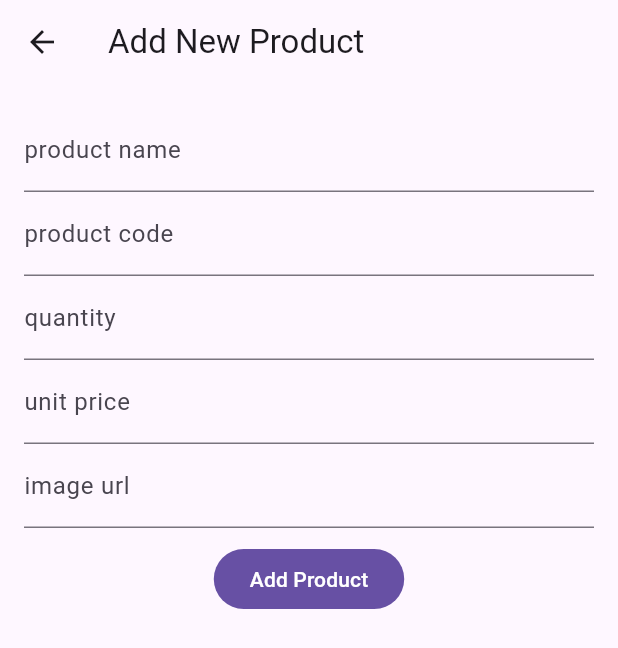
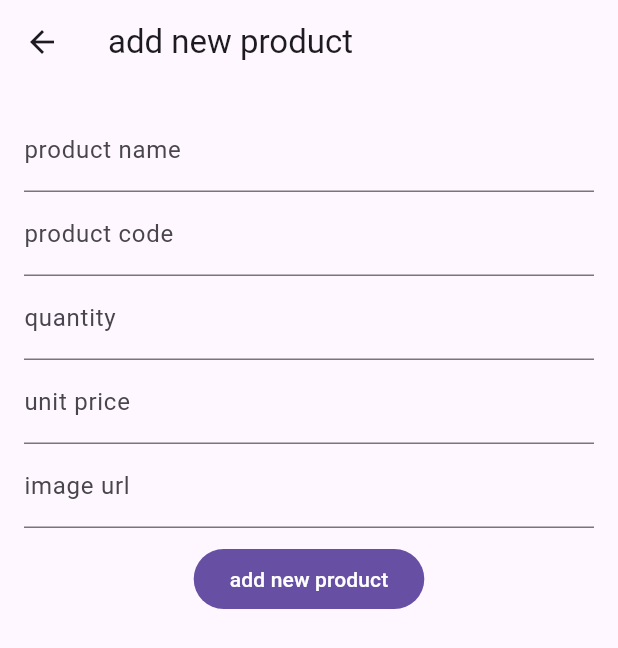
Before and after one commit to MIR-RIAZUL/crud_api_project, a Flutter app: the screen it shows after launch, after a tap on the "add" icon, on a phone screen of 412 x 824 dp. Shown: the top 648 px of the screen. Run offline on Flutter 3.47's test engine with Material 3 defaults, Android fonts, the phone set to English and light mode, and no system bars.

Commit message:
customize menu

```diff
--- a/lib/main.dart
+++ b/lib/main.dart
@@ -1,4 +1,4 @@
-import 'package:crud_api_project/home_scren.dart';
+import 'package:crud_api_project/screen/home_scren.dart';
 import 'package:flutter/material.dart';
 
 void main() {
@@ -10,6 +10,10 @@ class CrudApp extends StatelessWidget {
 
   @override
   Widget build(BuildContext context) {
-    return MaterialApp(title: "crud_app", home: homeScreen());
+    return MaterialApp(
+      debugShowCheckedModeBanner: false,
+      title: "crud_app",
+      home: homeScreen(),
+    );
   }
 }
--- /dev/null
+++ b/lib/screen/add_new_product.dart
@@ -0,0 +1,92 @@
+import 'package:flutter/material.dart';
+
+class addNewProduct extends StatefulWidget {
+  const addNewProduct({super.key});
+
+  @override
+  State<addNewProduct> createState() => _addNewProductState();
+}
+
+class _addNewProductState extends State<addNewProduct> {
+  final GlobalKey<FormState> _formKey = GlobalKey<FormState>();
+  final TextEditingController _nameController = TextEditingController();
+  final TextEditingController _codeController = TextEditingController();
+  final TextEditingController _quantityController = TextEditingController();
+  final TextEditingController _priceController = TextEditingController();
+  final TextEditingController _imageUrlController = TextEditingController();
+
+  @override
+  Widget build(BuildContext context) {
+    return Scaffold(
+      appBar: AppBar(title: Text("add new product")),
+      body: SingleChildScrollView(
+        child: Form(
+          key: _formKey,
+          child: Padding(
+            padding: const EdgeInsets.all(16.0),
+            child: Column(
+              children: [
+                TextFormField(
+                  controller: _nameController,
+                  textInputAction: TextInputAction.next,
+                  decoration: InputDecoration(
+                    hintText: "product name",
+                    labelText: "product name",
+                  ),
+                ),
+
+                TextFormField(
+                  controller: _codeController,
+                  textInputAction: TextInputAction.next,
+                  decoration: InputDecoration(
+                    hintText: "product code",
+                    labelText: "product code",
+                  ),
+                ),
+
+                TextFormField(
+                  controller: _quantityController,
+                  keyboardType: TextInputType.number,
+                  textInputAction: TextInputAction.next,
+                  decoration: InputDecoration(
+                    hintText: "quantity",
+                    labelText: "quantity",
+                  ),
+                ),
+
+                TextFormField(
+                  controller: _priceController,
+                  keyboardType: TextInputType.number,
+                  textInputAction: TextInputAction.next,
+                  decoration: InputDecoration(
+                    hintText: "unit price",
+                    labelText: "unit price",
+                  ),
+                ),
+
+                TextFormField(
+                  controller: _imageUrlController,
+                  decoration: InputDecoration(
+                    hintText: "image url",
+                    labelText: "image url",
+                  ),
+                ),
+                SizedBox(height: 10),
+                FilledButton(onPressed: () {}, child: Text("add new product")),
+              ],
+            ),
+          ),
+        ),
+      ),
+    );
+  }
+
+  dispose() {
+    _nameController.dispose();
+    _codeController.dispose();
+    _quantityController.dispose();
+    _priceController.dispose();
+    _imageUrlController.dispose();
+    super.dispose();
+  }
+}
--- a/lib/home_scren.dart
+++ b/lib/screen/home_scren.dart
@@ -1,5 +1,8 @@
+import 'package:crud_api_project/screen/update_product.dart';
+import 'package:crud_api_project/widgets/product_Item.dart';
 import 'package:flutter/material.dart';
 
+import '../widgets/product_Item.dart';
 import 'add_new_product.dart';
 
 class homeScreen extends StatefulWidget {
@@ -12,26 +15,15 @@ class homeScreen extends StatefulWidget {
 class _homeScreenState extends State<homeScreen> {
   @override
   Widget build(BuildContext context) {
+    ProductMenu option = ProductMenu.update;
+    ProductMenu option2 = ProductMenu.delete;
+
     return Scaffold(
       appBar: AppBar(title: Text("product list")),
       body: ListView.separated(
         itemCount: 10,
         itemBuilder: (context, index) {
-          return ListTile(
-            leading: CircleAvatar(),
-            title: Text("product name"),
-            subtitle: Column(
-              crossAxisAlignment: CrossAxisAlignment.start,
-              children: [
-                Text("code:0112330315"),
-                Row(
-                  spacing: 10,
-                  children: [Text("price:200"), Text("quantity:5")],
-                ),
-              ],
-            ),
-            trailing: Icon(Icons.edit),
-          );
+          return product_Item();
         },
         separatorBuilder: (BuildContext context, int index) {
           return Divider(indent: 70);
@@ -41,7 +33,7 @@ class _homeScreenState extends State<homeScreen> {
         onPressed: () {
           Navigator.push(
             context,
-            MaterialPageRoute(builder: (context) => AddNewProduct()),
+            MaterialPageRoute(builder: (context) => addNewProduct()),
           );
         },
         child: Icon(Icons.add),
--- a/lib/add_new_product.dart
+++ b/lib/screen/update_product.dart
@@ -1,13 +1,13 @@
 import 'package:flutter/material.dart';
 
-class AddNewProduct extends StatefulWidget {
-  const AddNewProduct({super.key});
+class update_Product extends StatefulWidget {
+  const update_Product({super.key});
 
   @override
-  State<AddNewProduct> createState() => _AddNewProductState();
+  State<update_Product> createState() => _update_ProductState();
 }
 
-class _AddNewProductState extends State<AddNewProduct> {
+class _update_ProductState extends State<update_Product> {
   final GlobalKey<FormState> _formKey = GlobalKey<FormState>();
   final TextEditingController _nameController = TextEditingController();
   final TextEditingController _codeController = TextEditingController();
@@ -18,7 +18,7 @@ class _AddNewProductState extends State<AddNewProduct> {
   @override
   Widget build(BuildContext context) {
     return Scaffold(
-      appBar: AppBar(title: Text("Add New Product")),
+      appBar: AppBar(title: Text("update product")),
       body: SingleChildScrollView(
         child: Form(
           key: _formKey,
@@ -72,7 +72,7 @@ class _AddNewProductState extends State<AddNewProduct> {
                   ),
                 ),
                 SizedBox(height: 10),
-                FilledButton(onPressed: () {}, child: Text("Add Product")),
+                FilledButton(onPressed: () {}, child: Text("update product")),
               ],
             ),
           ),
--- /dev/null
+++ b/lib/widgets/product_Item.dart
@@ -0,0 +1,42 @@
+import 'package:flutter/material.dart';
+
+import '../screen/update_product.dart';
+
+class product_Item extends StatelessWidget {
+  const product_Item({super.key});
+
+  @override
+  Widget build(BuildContext context) {
+    return ListTile(
+      leading: CircleAvatar(),
+      title: Text("product name"),
+      subtitle: Column(
+        crossAxisAlignment: CrossAxisAlignment.start,
+        children: [
+          Text("code:0112330315"),
+          Row(spacing: 10, children: [Text("price:200"), Text("quantity:5")]),
+        ],
+      ),
+      trailing: PopupMenuButton<ProductMenu>(
+        itemBuilder: (context) {
+          return [
+            PopupMenuItem(value: ProductMenu.update, child: Text("update")),
+            PopupMenuItem(value: ProductMenu.delete, child: Text("delete")),
+          ];
+        },
+        onSelected: (ProductMenu SelectOption) {
+          if (SelectOption == ProductMenu.update) {
+            Navigator.push(
+              context,
+              MaterialPageRoute(builder: (context) => update_Product()),
+            );
+          } else if (SelectOption == ProductMenu.delete) {
+            print("delete");
+          }
+        },
+      ),
+    );
+  }
+}
+
+enum ProductMenu { update, delete }
```
